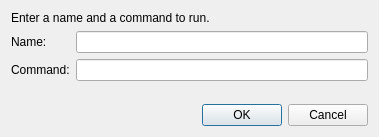
The window that src/ui/addtooldialog.ui (limo-app/limo) describes before a commit, drawn with Qt 5.
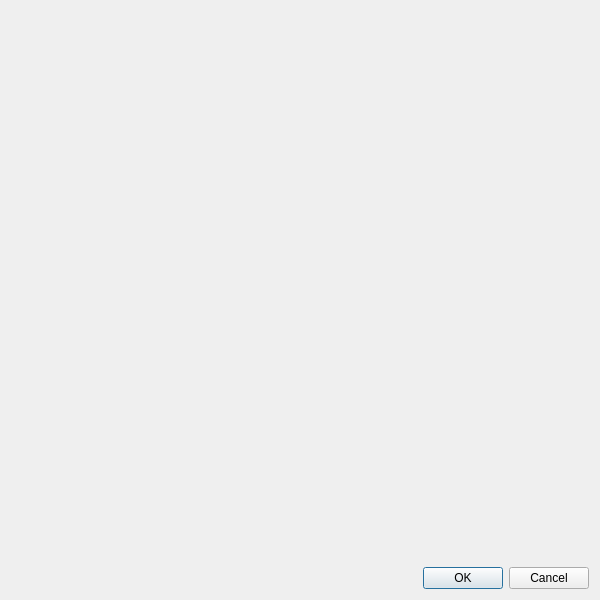
The same window after the commit. Custom widgets are drawn as their Qt base class.

```diff
--- a/src/ui/addtooldialog.ui
+++ b/src/ui/addtooldialog.ui
@@ -6,52 +6,18 @@
    <rect>
     <x>0</x>
     <y>0</y>
-    <width>379</width>
-    <height>137</height>
+    <width>600</width>
+    <height>600</height>
    </rect>
   </property>
   <property name="windowTitle">
    <string>New Tool</string>
   </property>
-  <layout class="QGridLayout" name="gridLayout_2">
-   <item row="0" column="0">
-    <widget class="QLabel" name="label">
-     <property name="text">
-      <string>Enter a name and a command to run.</string>
-     </property>
-    </widget>
+  <layout class="QVBoxLayout" name="verticalLayout">
+   <item>
+    <widget class="EditToolWidget" name="tool_widget" native="true"/>
    </item>
-   <item row="1" column="0">
-    <layout class="QGridLayout" name="gridLayout">
-     <item row="0" column="0">
-      <widget class="QLabel" name="label_2">
-       <property name="toolTip">
-        <string>Tool name</string>
-       </property>
-       <property name="text">
-        <string>Name:</string>
-       </property>
-      </widget>
-     </item>
-     <item row="0" column="1">
-      <widget class="ValidatingLineEdit" name="name_field"/>
-     </item>
-     <item row="1" column="0">
-      <widget class="QLabel" name="label_4">
-       <property name="toolTip">
-        <string>Command used to run the tool</string>
-       </property>
-       <property name="text">
-        <string>Command:</string>
-       </property>
-      </widget>
-     </item>
-     <item row="1" column="1">
-      <widget class="ValidatingLineEdit" name="command_field"/>
-     </item>
-    </layout>
-   </item>
-   <item row="2" column="0">
+   <item>
     <spacer name="verticalSpacer">
      <property name="orientation">
       <enum>Qt::Vertical</enum>
@@ -64,7 +30,7 @@
      </property>
     </spacer>
    </item>
-   <item row="3" column="0">
+   <item>
     <widget class="QDialogButtonBox" name="buttonBox">
      <property name="orientation">
       <enum>Qt::Horizontal</enum>
@@ -78,9 +44,10 @@
  </widget>
  <customwidgets>
   <customwidget>
-   <class>ValidatingLineEdit</class>
-   <extends>QLineEdit</extends>
-   <header>ui/validatinglineedit.h</header>
+   <class>EditToolWidget</class>
+   <extends>QWidget</extends>
+   <header>ui/edittoolwidget.h</header>
+   <container>1</container>
   </customwidget>
  </customwidgets>
  <resources/>
```
